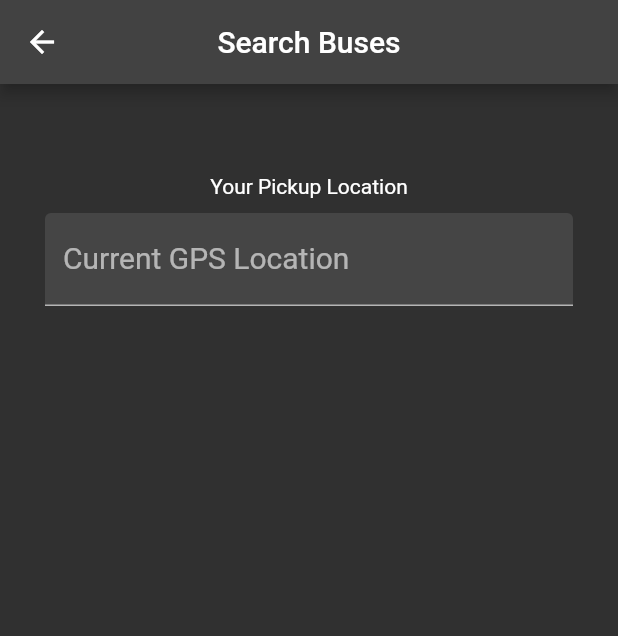
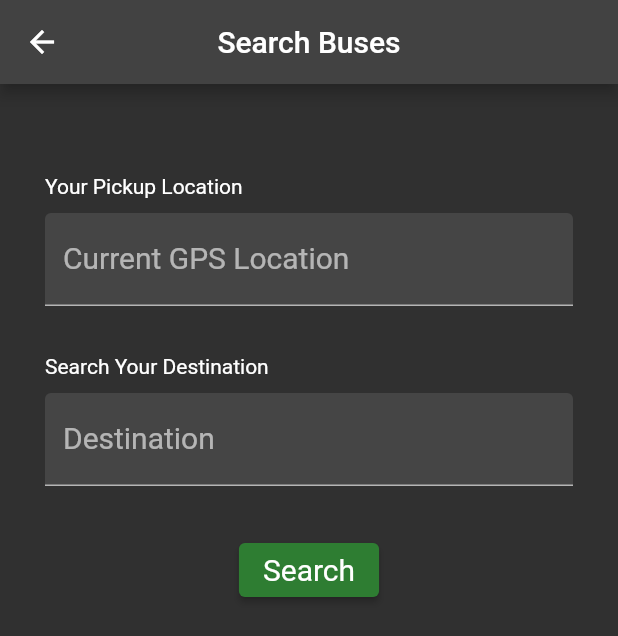
Before and after one commit to ssavindu/rp_user_app, a Flutter app: the SearchPage screen opened by its route, on a phone screen of 412 x 824 dp. Shown: the top 636 px of the screen. Run offline on Flutter 3.47's test engine with Material 2 defaults, Android fonts, the light colour scheme and no system bars.

Commit message:
Search Page Fixes

```diff
--- a/lib/src/screens/search_page.dart
+++ b/lib/src/screens/search_page.dart
@@ -8,32 +8,113 @@ class SearchPage extends StatefulWidget {
 }
 
 class _SearchPageState extends State<SearchPage> {
+  final _formKey = GlobalKey<FormState>();
   @override
   Widget build(BuildContext context) {
+    final _placesController = TextEditingController();
+    var deviceWidth = MediaQuery.of(context).size.width;
+
+    @override
+    void dispose() {
+      _placesController.dispose();
+      super.dispose();
+    }
+
     return Scaffold(
       appBar: AppBar(
         title: const Text('Search Buses'),
         centerTitle: true,
       ),
       body: SafeArea(
+        child: SingleChildScrollView(
           child: Padding(
             padding: const EdgeInsets.fromLTRB(30, 20, 30, 20),
             child: Column(
-            children: const [
-              SizedBox(height: 40,),
-              Text(
+              children:  [
+                const SizedBox(height: 40,),
+                Form(
+                  key: _formKey,
+                  child: SizedBox(
+                    width: deviceWidth,
+                    child: Column(
+                      crossAxisAlignment: CrossAxisAlignment.center,
+                      mainAxisAlignment: MainAxisAlignment.spaceEvenly,
+                      children: [
+                        SizedBox(
+                          width: deviceWidth,
+                          child: const Text(
                             'Your Pickup Location',
                             textAlign: TextAlign.left,
                             textWidthBasis: TextWidthBasis.parent,
                           ),
-              SizedBox(height: 10),
-              TextField(
-                decoration: InputDecoration(
+                        ),
+                        const SizedBox(height: 10),
+                        TextFormField(
+                          decoration: const InputDecoration(
                             labelText: 'Current GPS Location',
                             labelStyle: TextStyle(fontSize: 20),
-                    filled: true),
+                            filled: true,
+                          ),
+                          validator: (value){
+                            if (value == null || value.isEmpty){
+                              return 'Please set GPS Location';
+                            }
+                            else{
+                              return null;
+                            }
+                          },
+                        ),
+                        const Padding(padding: EdgeInsets.symmetric(vertical: 16.0)),
+                        SizedBox(
+                          width: deviceWidth,
+                          child: const Text(
+                            'Search Your Destination',
+                            textAlign: TextAlign.left,
+                            textWidthBasis: TextWidthBasis.parent,
+                          ),
+                        ),
+                        const SizedBox(height: 10),
+                        TextFormField(
+                          controller:  _placesController,
+                          onTap: () async {
+                            // placeholder for  places search later
+                          },
+                          decoration: const InputDecoration(
+                            labelText: 'Destination',
+                            labelStyle: TextStyle(fontSize: 20),
+                            filled: true,
+                          ),
+
+                          validator: (value){
+                            if (value == null || value.isEmpty){
+                              return 'Please enter destination';
+                            }
+                            else{
+                              return null;
+                            }
+                          },
+                        ),
+                        const Padding(padding: EdgeInsets.symmetric(vertical: 16.0)),
+                        ElevatedButton(
+                          style: ElevatedButton.styleFrom(
+                              textStyle: const TextStyle(fontSize: 20),
+                              primary: Colors.green[800]
+                          ),
+                          onPressed: (){
+                            if (_formKey.currentState!.validate()){
+                              ScaffoldMessenger.of(context).showSnackBar(
+                                const SnackBar(content: Text('Searching')),
+                              );
+                            }
+                          },
+                          child: const Text('Search'),
                         ),
                       ],
+                    ),
+                  ),
+                ),
+              ],
+            ),
           ),
         ),
       ),
```
Also changed, not shown: lib/src/services/place_service.dart (added). Lines whose indentation alone changed are shown as unchanged.
